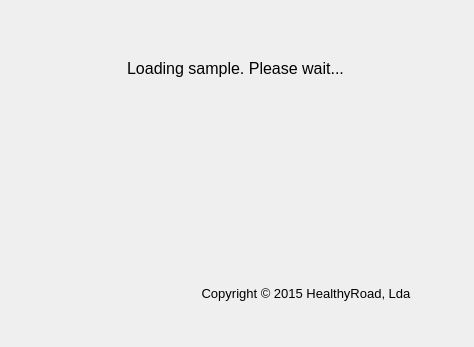
Above: src/loadingscreen.ui from healthyroadGit/HeartRateSample before the change. Below: the same form after it.
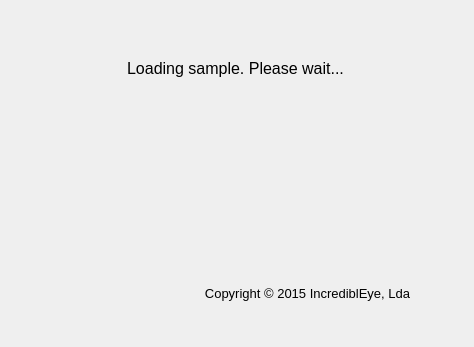
That is the form after the change. Icons and pictures are not drawn.

Commit message: Changed from HR to IncrediblEye

Diff of the .ui file:
```diff
--- a/src/loadingscreen.ui
+++ b/src/loadingscreen.ui
@@ -13,11 +13,7 @@
   <property name="windowTitle">
    <string>HealthyRoad - HeartRate Sample</string>
   </property>
-  <property name="windowIcon">
-   <iconset resource="loadingscreen.qrc">
-    <normaloff>:/LoadingScreen/Resources/appIcon.ico</normaloff>:/LoadingScreen/Resources/appIcon.ico</iconset>
-  </property>
-  <widget class="QWidget" name="">
+  <widget class="QWidget" name="layoutWidget">
    <property name="geometry">
     <rect>
      <x>60</x>
@@ -116,7 +112,7 @@
          <enum>Qt::LeftToRight</enum>
         </property>
         <property name="text">
-         <string>&lt;html&gt;&lt;head/&gt;&lt;body&gt;&lt;p align=&quot;center&quot;&gt;&lt;span style=&quot; font-size:10pt;&quot;&gt;Copyright © 2015 HealthyRoad, Lda&lt;/span&gt;&lt;/p&gt;&lt;/body&gt;&lt;/html&gt;</string>
+         <string>&lt;html&gt;&lt;head/&gt;&lt;body&gt;&lt;p align=&quot;center&quot;&gt;&lt;span style=&quot; font-size:10pt;&quot;&gt;Copyright © 2015 IncrediblEye, Lda&lt;/span&gt;&lt;/p&gt;&lt;/body&gt;&lt;/html&gt;</string>
         </property>
         <property name="textFormat">
          <enum>Qt::RichText</enum>
```
Left out of the diff: 7 changed lines with no effect on the pictures. The commit also changes 10 other files.
